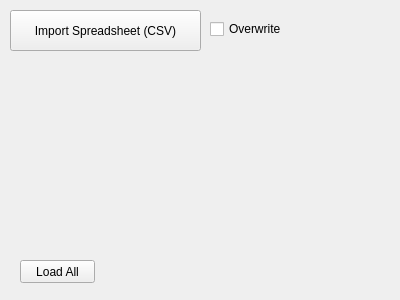
Before: the Qt Designer form resources/widget/tools/TrackwayImporterWidget/TrackwayImporterWidget.ui in sernst/Cadence, drawn with Qt 5.
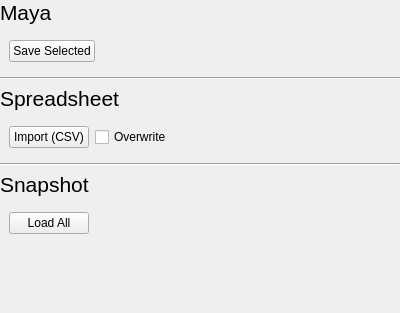
After: the same form once the commit is applied.

```diff
--- a/resources/widget/tools/TrackwayImporterWidget/TrackwayImporterWidget.ui
+++ b/resources/widget/tools/TrackwayImporterWidget/TrackwayImporterWidget.ui
@@ -7,51 +7,165 @@
     <x>0</x>
     <y>0</y>
     <width>400</width>
-    <height>300</height>
+    <height>313</height>
    </rect>
   </property>
   <property name="windowTitle">
    <string>Form</string>
   </property>
-  <widget class="QPushButton" name="loadAllBtn">
-   <property name="geometry">
-    <rect>
-     <x>20</x>
-     <y>260</y>
-     <width>75</width>
-     <height>23</height>
-    </rect>
+  <layout class="QVBoxLayout" name="verticalLayout">
+   <property name="margin">
+    <number>0</number>
    </property>
-   <property name="text">
-    <string>Load All</string>
-   </property>
-  </widget>
-  <widget class="QPushButton" name="importBtn">
-   <property name="geometry">
-    <rect>
-     <x>10</x>
-     <y>10</y>
-     <width>191</width>
-     <height>41</height>
-    </rect>
-   </property>
-   <property name="text">
-    <string>Import Spreadsheet (CSV)</string>
-   </property>
-  </widget>
-  <widget class="QCheckBox" name="overwriteImportChk">
-   <property name="geometry">
-    <rect>
-     <x>210</x>
-     <y>20</y>
-     <width>85</width>
-     <height>18</height>
-    </rect>
-   </property>
-   <property name="text">
-    <string>Overwrite</string>
-   </property>
-  </widget>
+   <item>
+    <widget class="QLabel" name="label_3">
+     <property name="font">
+      <font>
+       <pointsize>16</pointsize>
+      </font>
+     </property>
+     <property name="text">
+      <string>Maya</string>
+     </property>
+    </widget>
+   </item>
+   <item>
+    <widget class="QWidget" name="widget_3" native="true">
+     <layout class="QHBoxLayout" name="horizontalLayout_3">
+      <item>
+       <widget class="QPushButton" name="pushButton">
+        <property name="text">
+         <string>Save Selected</string>
+        </property>
+       </widget>
+      </item>
+      <item>
+       <spacer name="horizontalSpacer_3">
+        <property name="orientation">
+         <enum>Qt::Horizontal</enum>
+        </property>
+        <property name="sizeHint" stdset="0">
+         <size>
+          <width>40</width>
+          <height>20</height>
+         </size>
+        </property>
+       </spacer>
+      </item>
+     </layout>
+    </widget>
+   </item>
+   <item>
+    <widget class="Line" name="line_2">
+     <property name="orientation">
+      <enum>Qt::Horizontal</enum>
+     </property>
+    </widget>
+   </item>
+   <item>
+    <widget class="QLabel" name="label">
+     <property name="font">
+      <font>
+       <pointsize>16</pointsize>
+      </font>
+     </property>
+     <property name="text">
+      <string>Spreadsheet</string>
+     </property>
+    </widget>
+   </item>
+   <item>
+    <widget class="QWidget" name="widget" native="true">
+     <layout class="QHBoxLayout" name="horizontalLayout">
+      <item>
+       <widget class="QPushButton" name="importBtn">
+        <property name="text">
+         <string>Import (CSV)</string>
+        </property>
+       </widget>
+      </item>
+      <item>
+       <widget class="QCheckBox" name="overwriteImportChk">
+        <property name="text">
+         <string>Overwrite</string>
+        </property>
+       </widget>
+      </item>
+      <item>
+       <spacer name="horizontalSpacer_2">
+        <property name="orientation">
+         <enum>Qt::Horizontal</enum>
+        </property>
+        <property name="sizeHint" stdset="0">
+         <size>
+          <width>40</width>
+          <height>20</height>
+         </size>
+        </property>
+       </spacer>
+      </item>
+     </layout>
+    </widget>
+   </item>
+   <item>
+    <widget class="Line" name="line">
+     <property name="orientation">
+      <enum>Qt::Horizontal</enum>
+     </property>
+    </widget>
+   </item>
+   <item>
+    <widget class="QLabel" name="label_2">
+     <property name="font">
+      <font>
+       <pointsize>16</pointsize>
+      </font>
+     </property>
+     <property name="text">
+      <string>Snapshot</string>
+     </property>
+    </widget>
+   </item>
+   <item>
+    <widget class="QWidget" name="widget_2" native="true">
+     <layout class="QHBoxLayout" name="horizontalLayout_2">
+      <item>
+       <widget class="QPushButton" name="loadAllBtn">
+        <property name="text">
+         <string>Load All</string>
+        </property>
+       </widget>
+      </item>
+      <item>
+       <spacer name="horizontalSpacer">
+        <property name="orientation">
+         <enum>Qt::Horizontal</enum>
+        </property>
+        <property name="sizeHint" stdset="0">
+         <size>
+          <width>40</width>
+          <height>20</height>
+         </size>
+        </property>
+       </spacer>
+      </item>
+     </layout>
+    </widget>
+   </item>
+   <item>
+    <spacer name="verticalSpacer">
+     <property name="orientation">
+      <enum>Qt::Vertical</enum>
+     </property>
+     <property name="sizeHint" stdset="0">
+      <size>
+       <width>20</width>
+       <height>46</height>
+      </size>
+     </property>
+    </spacer>
+   </item>
+  </layout>
  </widget>
  <resources/>
  <connections/>
```
